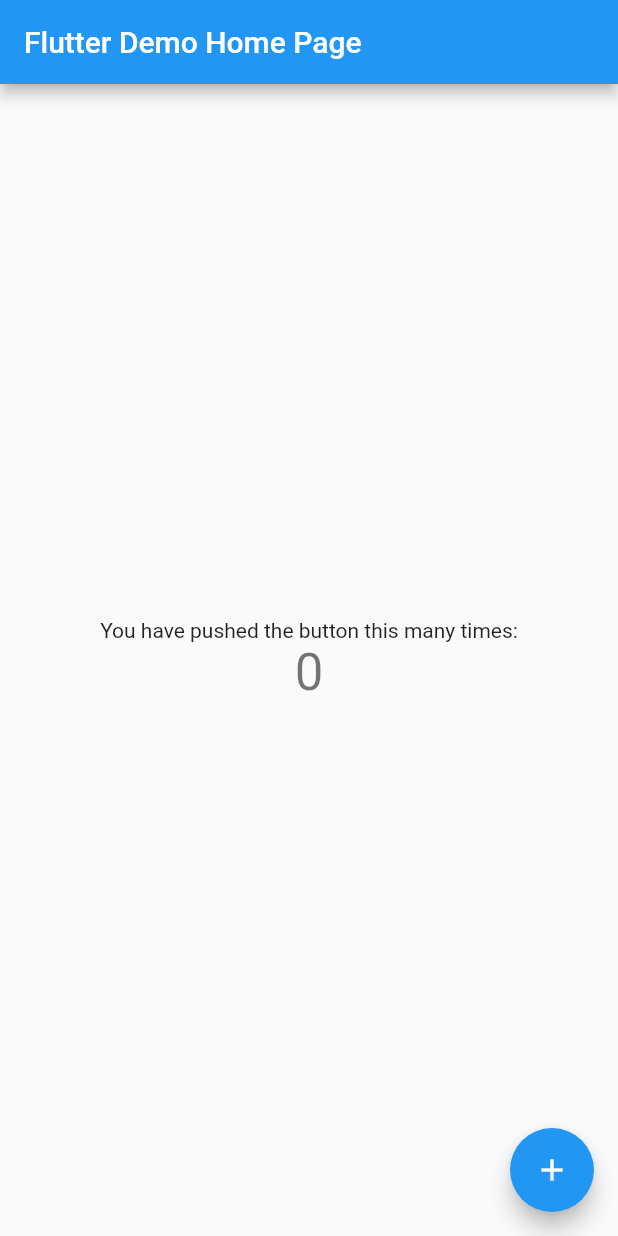
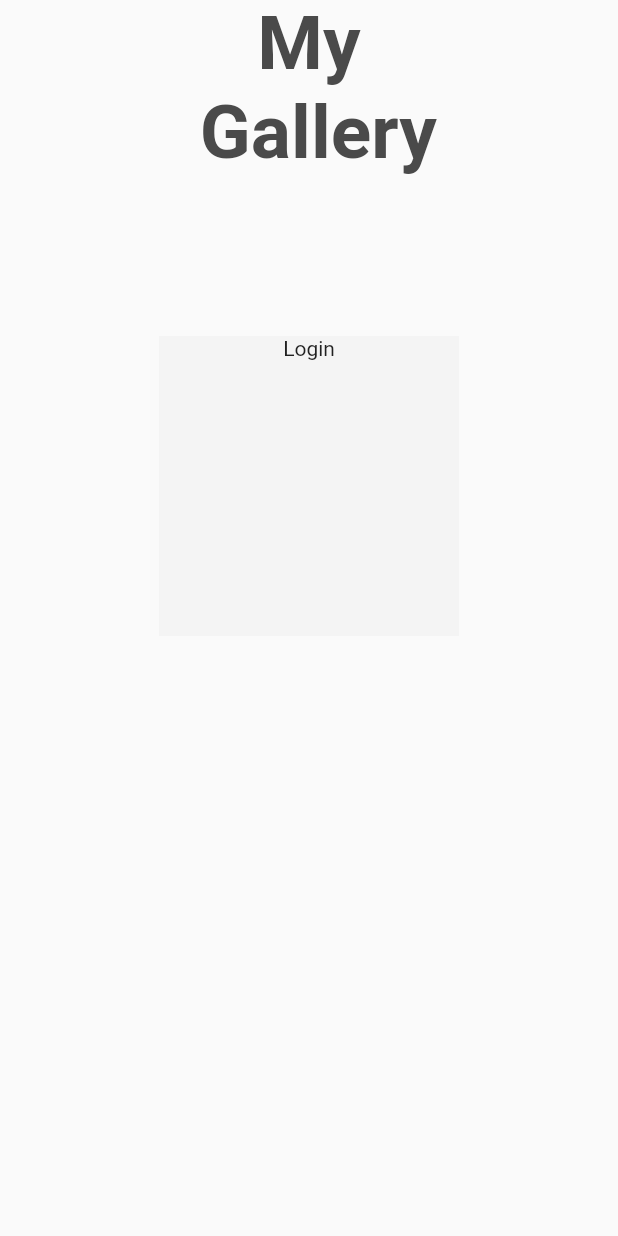
Before and after one commit to ghadaAwad99/FlutterMyGalleryApp, a Flutter app: the screen it shows after launch, on a phone screen of 412 x 824 dp. Run offline on Flutter 3.47's test engine with Material 2 defaults, Android fonts, the phone set to English and light mode, and no system bars; our stand-ins replace dio, flutter_riverpod, fluttertoast, get_it, pretty_dio_logger, shared_preferences; missing offline and left inert: ndialog.

Commit message:
handle login request

```diff
--- a/lib/data/remote/auth/i_auth_repository.dart
+++ b/lib/data/remote/auth/i_auth_repository.dart
@@ -1,5 +1,5 @@
-import 'package:my_gallery_flutter/data/remote/auth/models/login_user_model.dart';
+import 'package:my_gallery_flutter/base/api_response.dart';
 
 abstract class IAuthRepository {
-  Future<UserModel> loginUser({required String email, required String password});
+  Future<ApiResponse> loginUser({required String email, required String password});
 }
--- a/lib/main.dart
+++ b/lib/main.dart
@@ -1,115 +1,35 @@
 import 'package:flutter/material.dart';
+import 'package:flutter_riverpod/flutter_riverpod.dart';
+import 'package:my_gallery_flutter/di/service_locator.dart';
+import 'package:my_gallery_flutter/ui/auth/login_screen.dart';
+import 'package:my_gallery_flutter/utils/navigation/navigation_helper.dart';
 
-void main() {
-  runApp(const MyApp());
+void main() async {
+  WidgetsFlutterBinding.ensureInitialized();
+  try {
+    ServiceLocator.init();
+  } catch (e) {
+    print("start up exception:$e");
+  }
+  runApp(ProviderScope(child: MyApp()));
+
 }
 
 class MyApp extends StatelessWidget {
   const MyApp({super.key});
-
-  // This widget is the root of your application.
   @override
   Widget build(BuildContext context) {
-    return MaterialApp(
-      title: 'Flutter Demo',
-      theme: ThemeData(
-        // This is the theme of your application.
-        //
-        // Try running your application with "flutter run". You'll see the
-        // application has a blue toolbar. Then, without quitting the app, try
-        // changing the primarySwatch below to Colors.green and then invoke
-        // "hot reload" (press "r" in the console where you ran "flutter run",
-        // or simply save your changes to "hot reload" in a Flutter IDE).
-        // Notice that the counter didn't reset back to zero; the application
-        // is not restarted.
-        primarySwatch: Colors.blue,
+    return ProviderScope(
+      child: MaterialApp(
+        debugShowCheckedModeBanner: false,
+        title: 'MyGallery',
+        theme: ThemeData(
+          primarySwatch: Colors.blue,
+        ),
+        initialRoute: LoginScreen.tag,
+        onGenerateRoute: getApplicationRoute,
+        navigatorKey: navigationKey,
       ),
-      home: const MyHomePage(title: 'Flutter Demo Home Page'),
     );
   }
 }
-
-class MyHomePage extends StatefulWidget {
-  const MyHomePage({super.key, required this.title});
-
-  // This widget is the home page of your application. It is stateful, meaning
-  // that it has a State object (defined below) that contains fields that affect
-  // how it looks.
-
-  // This class is the configuration for the state. It holds the values (in this
-  // case the title) provided by the parent (in this case the App widget) and
-  // used by the build method of the State. Fields in a Widget subclass are
-  // always marked "final".
-
-  final String title;
-
-  @override
-  State<MyHomePage> createState() => _MyHomePageState();
-}
-
-class _MyHomePageState extends State<MyHomePage> {
-  int _counter = 0;
-
-  void _incrementCounter() {
-    setState(() {
-      // This call to setState tells the Flutter framework that something has
-      // changed in this State, which causes it to rerun the build method below
-      // so that the display can reflect the updated values. If we changed
-      // _counter without calling setState(), then the build method would not be
-      // called again, and so nothing would appear to happen.
-      _counter++;
-    });
-  }
-
-  @override
-  Widget build(BuildContext context) {
-    // This method is rerun every time setState is called, for instance as done
-    // by the _incrementCounter method above.
-    //
-    // The Flutter framework has been optimized to make rerunning build methods
-    // fast, so that you can just rebuild anything that needs updating rather
-    // than having to individually change instances of widgets.
-    return Scaffold(
-      appBar: AppBar(
-        // Here we take the value from the MyHomePage object that was created by
-        // the App.build method, and use it to set our appbar title.
-        title: Text(widget.title),
-      ),
-      body: Center(
-        // Center is a layout widget. It takes a single child and positions it
-        // in the middle of the parent.
-        child: Column(
-          // Column is also a layout widget. It takes a list of children and
-          // arranges them vertically. By default, it sizes itself to fit its
-          // children horizontally, and tries to be as tall as its parent.
-          //
-          // Invoke "debug painting" (press "p" in the console, choose the
-          // "Toggle Debug Paint" action from the Flutter Inspector in Android
-          // Studio, or the "Toggle Debug Paint" command in Visual Studio Code)
-          // to see the wireframe for each widget.
-          //
-          // Column has various properties to control how it sizes itself and
-          // how it positions its children. Here we use mainAxisAlignment to
-          // center the children vertically; the main axis here is the vertical
-          // axis because Columns are vertical (the cross axis would be
-          // horizontal).
-          mainAxisAlignment: MainAxisAlignment.center,
-          children: <Widget>[
-            const Text(
-              'You have pushed the button this many times:',
-            ),
-            Text(
-              '$_counter',
-              style: Theme.of(context).textTheme.headline4,
-            ),
-          ],
-        ),
-      ),
-      floatingActionButton: FloatingActionButton(
-        onPressed: _incrementCounter,
-        tooltip: 'Increment',
-        child: const Icon(Icons.add),
-      ), // This trailing comma makes auto-formatting nicer for build methods.
-    );
-  }
-}
--- /dev/null
+++ b/lib/ui/auth/login_screen.dart
@@ -0,0 +1,62 @@
+import 'dart:ui';
+
+import 'package:flutter/material.dart';
+import 'package:flutter_riverpod/flutter_riverpod.dart';
+import 'package:my_gallery_flutter/ui/auth/state/login_viewModel.dart';
+
+class LoginScreen extends ConsumerStatefulWidget {
+  const LoginScreen({Key? key}) : super(key: key);
+  static const tag = "LoginScreen";
+
+  @override
+  ConsumerState<LoginScreen> createState() => _LoginScreenState();
+}
+
+class _LoginScreenState extends ConsumerState<LoginScreen> {
+
+  @override
+  Widget build(BuildContext context) {
+    LoginViewModel viewModel = ref.read(loginViewModelProvider!.notifier);
+    return Scaffold(
+      body: Column(
+        children:  [
+        const Center(
+          child: Text(
+            "My\n Gallery",
+            style: TextStyle(
+                fontSize: 50,
+                fontWeight: FontWeight.bold,
+                color: Color(0xFF4A4A4A),
+            ),
+            textAlign: TextAlign.center,
+          ),
+        ),
+          Container(
+            padding: EdgeInsets.symmetric(vertical: 20, horizontal: 30),
+            width: MediaQuery.of(context).size.width,
+            height: MediaQuery.of(context).size.height / 2,
+            child: new Center(
+              child: new ClipRect(
+                child: new BackdropFilter(
+                  filter: new ImageFilter.blur(sigmaX: 10.0, sigmaY: 10.0),
+                  child: new Container(
+                    width: 200.0,
+                    height: 200.0,
+                    decoration: new BoxDecoration(
+                        color: Colors.grey.shade200.withOpacity(0.5)
+                    ),
+                    child: Column(
+                      children: [
+                        Text("Login")
+                      ],
+                    ),
+                  ),
+                ),
+              ),
+            ),
+          )
+      ],
+      )
+    );
+  }
+}
--- /dev/null
+++ b/lib/ui/auth/state/login_state.dart
@@ -0,0 +1,15 @@
+class LoginState {
+  final bool isLoading;
+
+  LoginState({
+    this.isLoading = false,
+  });
+
+  LoginState copyWith({
+    bool? isLoading,
+  }) {
+    return LoginState(
+      isLoading: isLoading ?? this.isLoading,
+    );
+  }
+}
--- /dev/null
+++ b/lib/ui/auth/state/login_viewModel.dart
@@ -0,0 +1,47 @@
+import 'package:flutter_riverpod/flutter_riverpod.dart';
+import 'package:my_gallery_flutter/base/api_response.dart';
+import 'package:my_gallery_flutter/base/base_service.dart';
+import 'package:my_gallery_flutter/base/response_handler.dart';
+import 'package:my_gallery_flutter/data/remote/auth/auth_repository.dart';
+import 'package:my_gallery_flutter/data/remote/auth/i_auth_repository.dart';
+import 'package:my_gallery_flutter/data/remote/auth/models/login_user_model.dart';
+import 'package:my_gallery_flutter/ui/auth/state/login_state.dart';
+import 'package:my_gallery_flutter/utils/utils.dart';
+import 'package:ndialog/ndialog.dart';
+
+/*final loginViewModelProvider = StateNotifierProvider.autoDispose<LoginViewModel, LoginState>((ref) {
+  return LoginViewModel(LoginState()*//*ref.watch(authRepositoryProvider)*//*);
+});*/
+
+final AutoDisposeStateNotifierProvider<LoginViewModel, LoginState> loginViewModelProvider =
+StateNotifierProvider.autoDispose<LoginViewModel, LoginState>((ref) {
+  return LoginViewModel(ref.watch(authRepositoryProvider));
+});
+
+class LoginViewModel extends StateNotifier<LoginState>{
+  LoginViewModel(this._authRepository) : super(LoginState());
+  final IAuthRepository _authRepository;
+  late ProgressDialog progressDialog;
+
+
+
+  void loginUser() async {
+    progressDialog = showAppLoadingDialog();
+    ApiResponse response = await _authRepository.loginUser(email: 'kuphal.sydni@example.org', password: 'password');
+    handleResponse(
+        result: response,
+        onSuccess: () async {
+         /*BaseService.addTokenToSF(response.data.token as String);
+         BaseService.getTokenSF();
+         BaseService baseService = BaseService();
+         print("baseService.accessToken ${baseService.accessToken}");*/
+          hideAppLoadingDialog(progressDialog);
+          showSuccessMsg(message: "Logged in Successfully!");
+        },
+        onFailed: () {
+          hideAppLoadingDialog(progressDialog);
+          showErrorToast(errorMessage: "Login Failed. Try again.");
+        }
+      );
+  }
+}
--- /dev/null
+++ b/lib/ui/home/state/home_state.dart
@@ -0,0 +1,3 @@
+class HomeState {
+
+}
--- /dev/null
+++ b/lib/ui/home/state/home_viewModel.dart
@@ -0,0 +1,2 @@
+import 'package:flutter_riverpod/flutter_riverpod.dart';
+import 'package:my_gallery_flutter/ui/home/state/home_state.dart';
--- /dev/null
+++ b/lib/utils/navigation/navigation_helper.dart
@@ -0,0 +1,29 @@
+import 'package:flutter/material.dart';
+import 'package:my_gallery_flutter/ui/auth/login_screen.dart';
+import 'package:my_gallery_flutter/ui/auth/state/login_state.dart';
+import 'package:my_gallery_flutter/ui/home/home_screen.dart';
+
+final GlobalKey<NavigatorState> navigationKey = GlobalKey<NavigatorState>();
+
+Route getApplicationRoute(RouteSettings settings) {
+  switch (settings.name) {
+
+    case HomeScreen.tag:
+      return _buildScreen(settings, const HomeScreen());
+
+    case LoginScreen.tag:
+      return _buildScreen(settings, const LoginScreen());
+
+    default:
+      throw Exception("un registered route");
+  }
+}
+
+PageRouteBuilder _buildScreen(RouteSettings settings, Widget screen){
+  return PageRouteBuilder(
+      settings: settings,
+      pageBuilder: (_, __, ___) => screen,
+      transitionsBuilder: (_, animation, __, child) =>
+          FadeTransition(opacity: animation, child: child)
+  );
+}
--- a/pubspec.yaml
+++ b/pubspec.yaml
@@ -41,6 +41,8 @@ dependencies:
   get_it: ^7.2.0
   pretty_dio_logger: ^1.1.1
   shared_preferences: ^2.0.6
+  ndialog: ^4.1.0
+  fluttertoast: ^8.0.8
 
 dev_dependencies:
   flutter_test:
```
Also changed, not shown: lib/base/response_handler.dart (added, +13 -0 lines), lib/data/remote/auth/auth_repository.dart (+9 -5 lines), lib/data/remote/auth/services/login_service.dart (+26 -1 lines), lib/ui/home/home_screen.dart (added, +11 -0 lines), lib/utils/utils.dart (added, +93 -0 lines), pubspec.lock.
